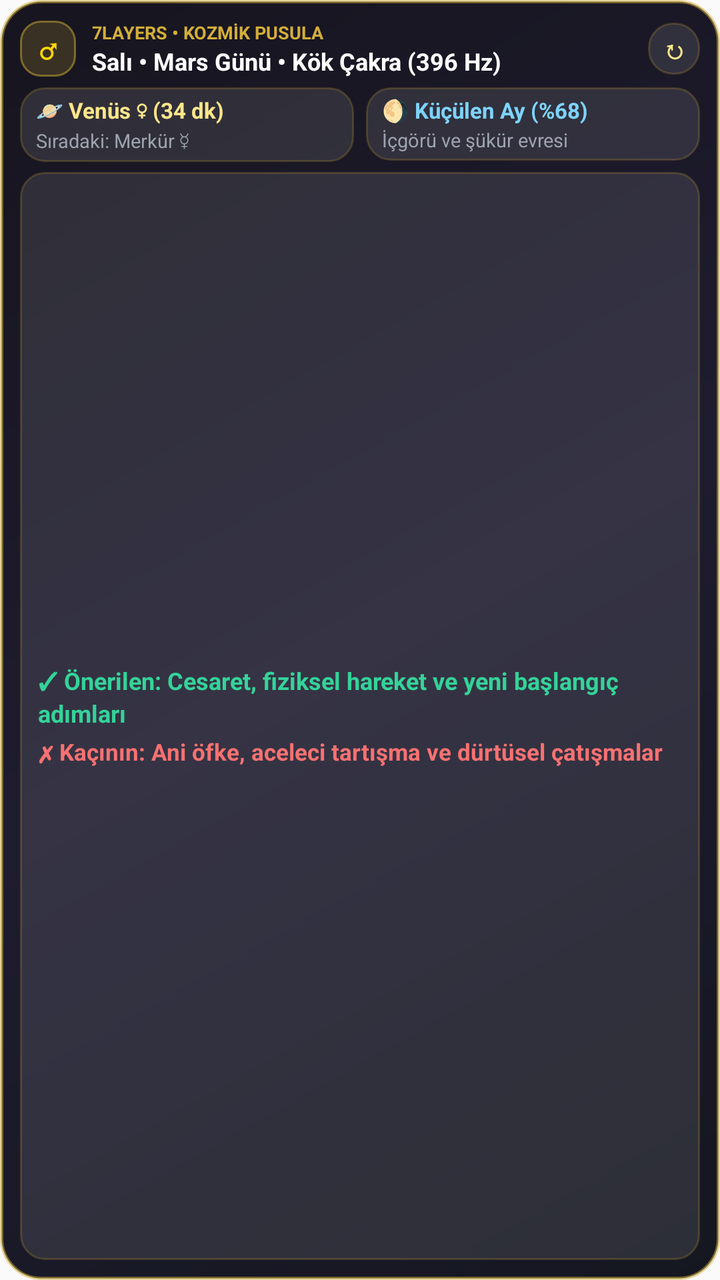
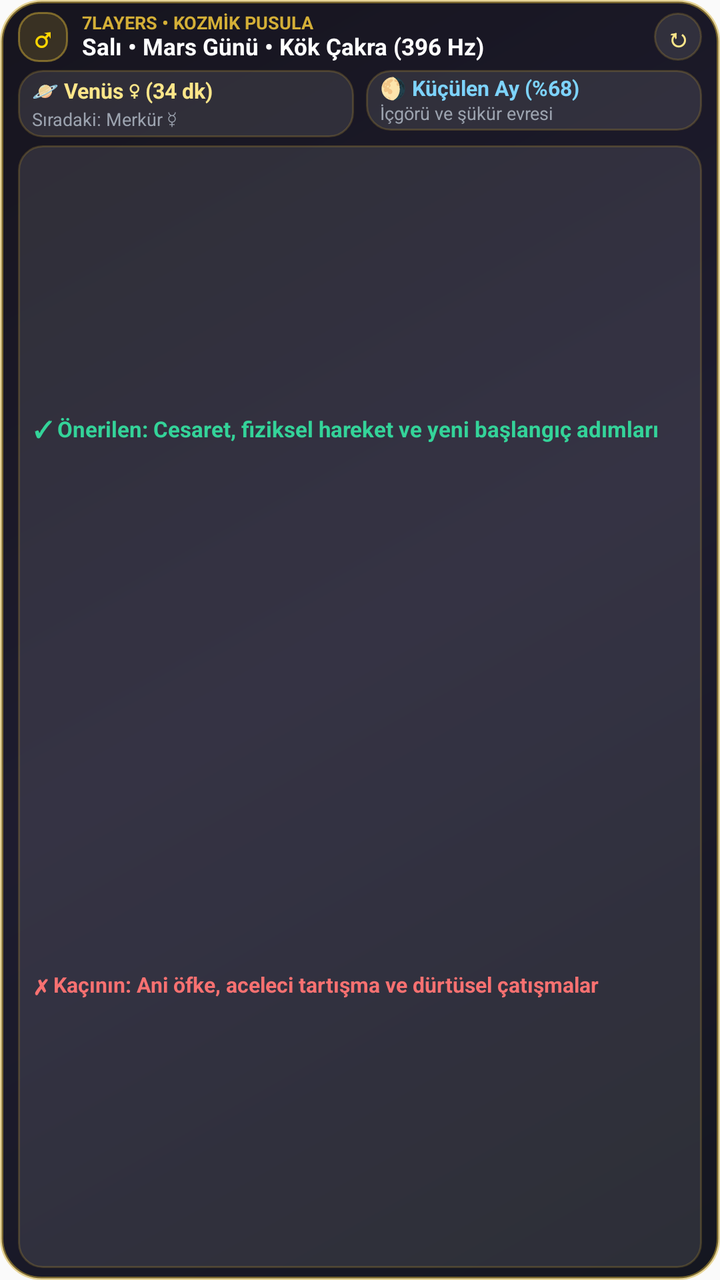

Compare the two renders of this Android layout. The source of the first and the diff that turns it into the second are given below.
<!-- AndroidManifest.xml: application theme AppTheme -->
<!-- res/layout/cosmic_widget.xml -->
<?xml version="1.0" encoding="utf-8"?>
<LinearLayout xmlns:android="http://schemas.android.com/apk/res/android"
    android:id="@+id/widget_root"
    android:layout_width="match_parent"
    android:layout_height="match_parent"
    android:background="@drawable/cosmic_widget_bg"
    android:orientation="vertical"
    android:padding="10dp">

    
    <LinearLayout
        android:layout_width="match_parent"
        android:layout_height="wrap_content"
        android:gravity="center_vertical"
        android:orientation="horizontal">

        <TextView
            android:id="@+id/widget_symbol"
            android:layout_width="28dp"
            android:layout_height="28dp"
            android:background="@drawable/cosmic_pill_bg"
            android:gravity="center"
            android:text="♂"
            android:textColor="#FFD700"
            android:textSize="15sp"
            android:textStyle="bold" />

        <LinearLayout
            android:layout_width="0dp"
            android:layout_height="wrap_content"
            android:layout_marginStart="8dp"
            android:layout_weight="1"
            android:orientation="vertical">

            <TextView
                android:id="@+id/widget_badge"
                android:layout_width="wrap_content"
                android:layout_height="wrap_content"
                android:singleLine="true"
                android:ellipsize="end"
                android:text="7LAYERS • KOZMİK PUSULA"
                android:textColor="#D4AF37"
                android:textSize="9sp"
                android:textStyle="bold" />

            <TextView
                android:id="@+id/widget_title"
                android:layout_width="wrap_content"
                android:layout_height="wrap_content"
                android:ellipsize="end"
                android:maxLines="1"
                android:text="Salı • Mars Günü • Kök Çakra (396 Hz)"
                android:textColor="#FFFFFF"
                android:textSize="12sp"
                android:textStyle="bold" />
        </LinearLayout>

        <TextView
            android:id="@+id/widget_refresh_btn"
            android:layout_width="26dp"
            android:layout_height="26dp"
            android:background="@drawable/cosmic_inner_card_bg"
            android:gravity="center"
            android:text="↻"
            android:textColor="#FDE68A"
            android:textSize="13sp"
            android:textStyle="bold" />
    </LinearLayout>

    
    <LinearLayout
        android:layout_width="match_parent"
        android:layout_height="wrap_content"
        android:layout_marginTop="5dp"
        android:baselineAligned="false"
        android:orientation="horizontal">

        
        <LinearLayout
            android:layout_width="0dp"
            android:layout_height="wrap_content"
            android:layout_marginEnd="3dp"
            android:layout_weight="1"
            android:background="@drawable/cosmic_inner_card_bg"
            android:gravity="center_vertical"
            android:orientation="vertical"
            android:paddingHorizontal="8dp"
            android:paddingVertical="4dp">

            <TextView
                android:id="@+id/widget_hour_pill"
                android:layout_width="match_parent"
                android:layout_height="wrap_content"
                android:ellipsize="end"
                android:singleLine="true"
                android:text="🪐 Venüs ♀ (34 dk)"
                android:textColor="#FDE68A"
                android:textSize="11sp"
                android:textStyle="bold" />

            <TextView
                android:id="@+id/widget_next_hour"
                android:layout_width="match_parent"
                android:layout_height="wrap_content"
                android:layout_marginTop="1dp"
                android:ellipsize="end"
                android:singleLine="true"
                android:text="Sıradaki: Merkür ☿"
                android:textColor="#9CA3AF"
                android:textSize="9.5sp" />
        </LinearLayout>

        
        <LinearLayout
            android:layout_width="0dp"
            android:layout_height="wrap_content"
            android:layout_marginStart="3dp"
            android:layout_weight="1"
            android:background="@drawable/cosmic_inner_card_bg"
            android:gravity="center_vertical"
            android:orientation="vertical"
            android:paddingHorizontal="8dp"
            android:paddingVertical="4dp">

            <TextView
                android:id="@+id/widget_moon_title"
                android:layout_width="match_parent"
                android:layout_height="wrap_content"
                android:ellipsize="end"
                android:singleLine="true"
                android:text="🌖 Küçülen Ay (%68)"
                android:textColor="#7DD3FC"
                android:textSize="11sp"
                android:textStyle="bold" />

            <TextView
                android:id="@+id/widget_moon_sub"
                android:layout_width="match_parent"
                android:layout_height="wrap_content"
                android:layout_marginTop="1dp"
                android:ellipsize="end"
                android:singleLine="true"
                android:text="İçgörü ve şükür evresi"
                android:textColor="#9CA3AF"
                android:textSize="9.5sp" />
        </LinearLayout>
    </LinearLayout>

    
    <LinearLayout
        android:layout_width="match_parent"
        android:layout_height="0dp"
        android:layout_marginTop="5dp"
        android:layout_weight="1"
        android:background="@drawable/cosmic_inner_card_bg"
        android:gravity="center_vertical"
        android:orientation="vertical"
        android:paddingHorizontal="9dp"
        android:paddingVertical="5dp">

        <TextView
            android:id="@+id/widget_guidance"
            android:layout_width="match_parent"
            android:layout_height="wrap_content"
            android:ellipsize="end"
            android:lineSpacingExtra="1.5dp"
            android:maxLines="3"
            android:text="✓ Önerilen: Cesaret, fiziksel hareket ve yeni başlangıç adımları"
            android:textColor="#34D399"
            android:textSize="12sp"
            android:textStyle="bold" />

        <TextView
            android:id="@+id/widget_avoid"
            android:layout_width="match_parent"
            android:layout_height="wrap_content"
            android:layout_marginTop="3dp"
            android:ellipsize="end"
            android:lineSpacingExtra="1.5dp"
            android:maxLines="3"
            android:text="✗ Kaçının: Ani öfke, aceleci tartışma ve dürtüsel çatışmalar"
            android:textColor="#F87171"
            android:textSize="11.5sp"
            android:textStyle="bold" />
    </LinearLayout>
</LinearLayout>
<!-- resources referenced by this layout -->
<resources>
  <!-- drawable cosmic_inner_card_bg (drawable) -->
  <?xml version="1.0" encoding="utf-8"?>
  <shape xmlns:android="http://schemas.android.com/apk/res/android"
      android:shape="rectangle">
      <solid android:color="#1AFFFFFF" />
      <corners android:radius="12dp" />
      <stroke
          android:width="1dp"
          android:color="#38D4AF37" />
  </shape>
  <!-- drawable cosmic_pill_bg (drawable) -->
  <?xml version="1.0" encoding="utf-8"?>
  <shape xmlns:android="http://schemas.android.com/apk/res/android"
      android:shape="rectangle">
      <solid android:color="#2ED4AF37" />
      <corners android:radius="10dp" />
      <stroke
          android:width="1dp"
          android:color="#80D4AF37" />
  </shape>
  <!-- drawable cosmic_widget_bg (drawable) -->
  <?xml version="1.0" encoding="utf-8"?>
  <shape xmlns:android="http://schemas.android.com/apk/res/android"
      android:shape="rectangle">
      <gradient
          android:angle="135"
          android:startColor="#F2080A14"
          android:centerColor="#F2121024"
          android:endColor="#F20A0812"
          android:type="linear" />
      <corners android:radius="20dp" />
      <stroke
          android:width="1.5dp"
          android:color="#80D4AF37" />
  </shape>
  <style name="AppTheme" parent="Theme.AppCompat.DayNight.NoActionBar">
      <item name="android:enforceNavigationBarContrast" tools:targetApi="29">true</item>
      <item name="android:editTextBackground">@drawable/rn_edit_text_material</item>
      <item name="colorPrimary">@color/colorPrimary</item>
      <item name="android:statusBarColor">#000000</item>
    </style>
  <!-- drawable rn_edit_text_material (drawable) -->
  <?xml version="1.0" encoding="utf-8"?>
  <inset xmlns:android="http://schemas.android.com/apk/res/android"
         android:insetLeft="@dimen/abc_edit_text_inset_horizontal_material"
         android:insetRight="@dimen/abc_edit_text_inset_horizontal_material"
         android:insetTop="@dimen/abc_edit_text_inset_top_material"
         android:insetBottom="@dimen/abc_edit_text_inset_bottom_material"
         >
  
      <selector>
          
          <item android:state_enabled="false" android:drawable="@drawable/abc_textfield_default_mtrl_alpha"/>
          <item android:drawable="@drawable/abc_textfield_activated_mtrl_alpha"/>
      </selector>
  
  </inset>
  <color name="colorPrimary">#D4AF37</color>
</resources>

<!-- the commit's change to res/layout/cosmic_widget.xml (unified diff, before → after) -->
@@ -5,7 +5,8 @@
     android:layout_height="match_parent"
     android:background="@drawable/cosmic_widget_bg"
     android:orientation="vertical"
-    android:padding="10dp">
+    android:paddingHorizontal="9dp"
+    android:paddingVertical="6dp">
 
     
     <LinearLayout
@@ -16,28 +17,35 @@
 
         <TextView
             android:id="@+id/widget_symbol"
-            android:layout_width="28dp"
-            android:layout_height="28dp"
+            android:layout_width="25dp"
+            android:layout_height="25dp"
             android:background="@drawable/cosmic_pill_bg"
             android:gravity="center"
+            android:includeFontPadding="false"
             android:text="♂"
             android:textColor="#FFD700"
-            android:textSize="15sp"
+            android:textSize="14sp"
             android:textStyle="bold" />
 
         <LinearLayout
             android:layout_width="0dp"
             android:layout_height="wrap_content"
-            android:layout_marginStart="8dp"
+            android:layout_marginStart="7dp"
+            android:layout_marginEnd="4dp"
             android:layout_weight="1"
             android:orientation="vertical">
 
             <TextView
                 android:id="@+id/widget_badge"
-                android:layout_width="wrap_content"
-                android:layout_height="wrap_content"
-                android:singleLine="true"
-                android:ellipsize="end"
+                android:layout_width="match_parent"
+                android:layout_height="wrap_content"
+                android:autoSizeMaxTextSize="9sp"
+                android:autoSizeMinTextSize="7sp"
+                android:autoSizeStepGranularity="0.5sp"
+                android:autoSizeTextType="uniform"
+                android:ellipsize="end"
+                android:includeFontPadding="false"
+                android:maxLines="1"
                 android:text="7LAYERS • KOZMİK PUSULA"
                 android:textColor="#D4AF37"
                 android:textSize="9sp"
@@ -45,25 +53,31 @@
 
             <TextView
                 android:id="@+id/widget_title"
-                android:layout_width="wrap_content"
-                android:layout_height="wrap_content"
-                android:ellipsize="end"
+                android:layout_width="match_parent"
+                android:layout_height="wrap_content"
+                android:autoSizeMaxTextSize="11.5sp"
+                android:autoSizeMinTextSize="8.5sp"
+                android:autoSizeStepGranularity="0.5sp"
+                android:autoSizeTextType="uniform"
+                android:ellipsize="end"
+                android:includeFontPadding="false"
                 android:maxLines="1"
                 android:text="Salı • Mars Günü • Kök Çakra (396 Hz)"
                 android:textColor="#FFFFFF"
-                android:textSize="12sp"
+                android:textSize="11.5sp"
                 android:textStyle="bold" />
         </LinearLayout>
 
         <TextView
             android:id="@+id/widget_refresh_btn"
-            android:layout_width="26dp"
-            android:layout_height="26dp"
+            android:layout_width="24dp"
+            android:layout_height="24dp"
             android:background="@drawable/cosmic_inner_card_bg"
             android:gravity="center"
+            android:includeFontPadding="false"
             android:text="↻"
             android:textColor="#FDE68A"
-            android:textSize="13sp"
+            android:textSize="12.5sp"
             android:textStyle="bold" />
     </LinearLayout>
 
@@ -71,7 +85,7 @@
     <LinearLayout
         android:layout_width="match_parent"
         android:layout_height="wrap_content"
-        android:layout_marginTop="5dp"
+        android:layout_marginTop="4dp"
         android:baselineAligned="false"
         android:orientation="horizontal">
 
@@ -84,18 +98,23 @@
             android:background="@drawable/cosmic_inner_card_bg"
             android:gravity="center_vertical"
             android:orientation="vertical"
-            android:paddingHorizontal="8dp"
-            android:paddingVertical="4dp">
+            android:paddingHorizontal="7dp"
+            android:paddingVertical="3dp">
 
             <TextView
                 android:id="@+id/widget_hour_pill"
                 android:layout_width="match_parent"
                 android:layout_height="wrap_content"
-                android:ellipsize="end"
-                android:singleLine="true"
+                android:autoSizeMaxTextSize="10.5sp"
+                android:autoSizeMinTextSize="8sp"
+                android:autoSizeStepGranularity="0.5sp"
+                android:autoSizeTextType="uniform"
+                android:ellipsize="end"
+                android:includeFontPadding="false"
+                android:maxLines="1"
                 android:text="🪐 Venüs ♀ (34 dk)"
                 android:textColor="#FDE68A"
-                android:textSize="11sp"
+                android:textSize="10.5sp"
                 android:textStyle="bold" />
 
             <TextView
@@ -103,11 +122,16 @@
                 android:layout_width="match_parent"
                 android:layout_height="wrap_content"
                 android:layout_marginTop="1dp"
-                android:ellipsize="end"
-                android:singleLine="true"
+                android:autoSizeMaxTextSize="9sp"
+                android:autoSizeMinTextSize="7.5sp"
+                android:autoSizeStepGranularity="0.5sp"
+                android:autoSizeTextType="uniform"
+                android:ellipsize="end"
+                android:includeFontPadding="false"
+                android:maxLines="1"
                 android:text="Sıradaki: Merkür ☿"
                 android:textColor="#9CA3AF"
-                android:textSize="9.5sp" />
+                android:textSize="9sp" />
         </LinearLayout>
 
         
@@ -119,18 +143,23 @@
             android:background="@drawable/cosmic_inner_card_bg"
             android:gravity="center_vertical"
             android:orientation="vertical"
-            android:paddingHorizontal="8dp"
-            android:paddingVertical="4dp">
+            android:paddingHorizontal="7dp"
+            android:paddingVertical="3dp">
 
             <TextView
                 android:id="@+id/widget_moon_title"
                 android:layout_width="match_parent"
                 android:layout_height="wrap_content"
-                android:ellipsize="end"
-                android:singleLine="true"
+                android:autoSizeMaxTextSize="10.5sp"
+                android:autoSizeMinTextSize="8sp"
+                android:autoSizeStepGranularity="0.5sp"
+                android:autoSizeTextType="uniform"
+                android:ellipsize="end"
+                android:includeFontPadding="false"
+                android:maxLines="1"
                 android:text="🌖 Küçülen Ay (%68)"
                 android:textColor="#7DD3FC"
-                android:textSize="11sp"
+                android:textSize="10.5sp"
                 android:textStyle="bold" />
 
             <TextView
@@ -138,11 +167,16 @@
                 android:layout_width="match_parent"
                 android:layout_height="wrap_content"
                 android:layout_marginTop="1dp"
-                android:ellipsize="end"
-                android:singleLine="true"
+                android:autoSizeMaxTextSize="9sp"
+                android:autoSizeMinTextSize="7.5sp"
+                android:autoSizeStepGranularity="0.5sp"
+                android:autoSizeTextType="uniform"
+                android:ellipsize="end"
+                android:includeFontPadding="false"
+                android:maxLines="1"
                 android:text="İçgörü ve şükür evresi"
                 android:textColor="#9CA3AF"
-                android:textSize="9.5sp" />
+                android:textSize="9sp" />
         </LinearLayout>
     </LinearLayout>
 
@@ -150,37 +184,49 @@
     <LinearLayout
         android:layout_width="match_parent"
         android:layout_height="0dp"
-        android:layout_marginTop="5dp"
+        android:layout_marginTop="4dp"
         android:layout_weight="1"
         android:background="@drawable/cosmic_inner_card_bg"
         android:gravity="center_vertical"
         android:orientation="vertical"
-        android:paddingHorizontal="9dp"
-        android:paddingVertical="5dp">
+        android:paddingHorizontal="8dp"
+        android:paddingVertical="4dp">
 
         <TextView
             android:id="@+id/widget_guidance"
             android:layout_width="match_parent"
-            android:layout_height="wrap_content"
+            android:layout_height="0dp"
+            android:layout_weight="1"
+            android:autoSizeMaxTextSize="11sp"
+            android:autoSizeMinTextSize="8sp"
+            android:autoSizeStepGranularity="0.5sp"
+            android:autoSizeTextType="uniform"
             android:ellipsize="end"
-            android:lineSpacingExtra="1.5dp"
-            android:maxLines="3"
+            android:gravity="center_vertical"
+            android:includeFontPadding="false"
+            android:maxLines="2"
             android:text="✓ Önerilen: Cesaret, fiziksel hareket ve yeni başlangıç adımları"
             android:textColor="#34D399"
-            android:textSize="12sp"
+            android:textSize="10.5sp"
             android:textStyle="bold" />
 
         <TextView
             android:id="@+id/widget_avoid"
             android:layout_width="match_parent"
-            android:layout_height="wrap_content"
-            android:layout_marginTop="3dp"
+            android:layout_height="0dp"
+            android:layout_marginTop="2dp"
+            android:layout_weight="1"
+            android:autoSizeMaxTextSize="10.5sp"
+            android:autoSizeMinTextSize="8sp"
+            android:autoSizeStepGranularity="0.5sp"
+            android:autoSizeTextType="uniform"
             android:ellipsize="end"
-            android:lineSpacingExtra="1.5dp"
-            android:maxLines="3"
+            android:gravity="center_vertical"
+            android:includeFontPadding="false"
+            android:maxLines="2"
             android:text="✗ Kaçının: Ani öfke, aceleci tartışma ve dürtüsel çatışmalar"
             android:textColor="#F87171"
-            android:textSize="11.5sp"
+            android:textSize="10sp"
             android:textStyle="bold" />
     </LinearLayout>
 </LinearLayout>
